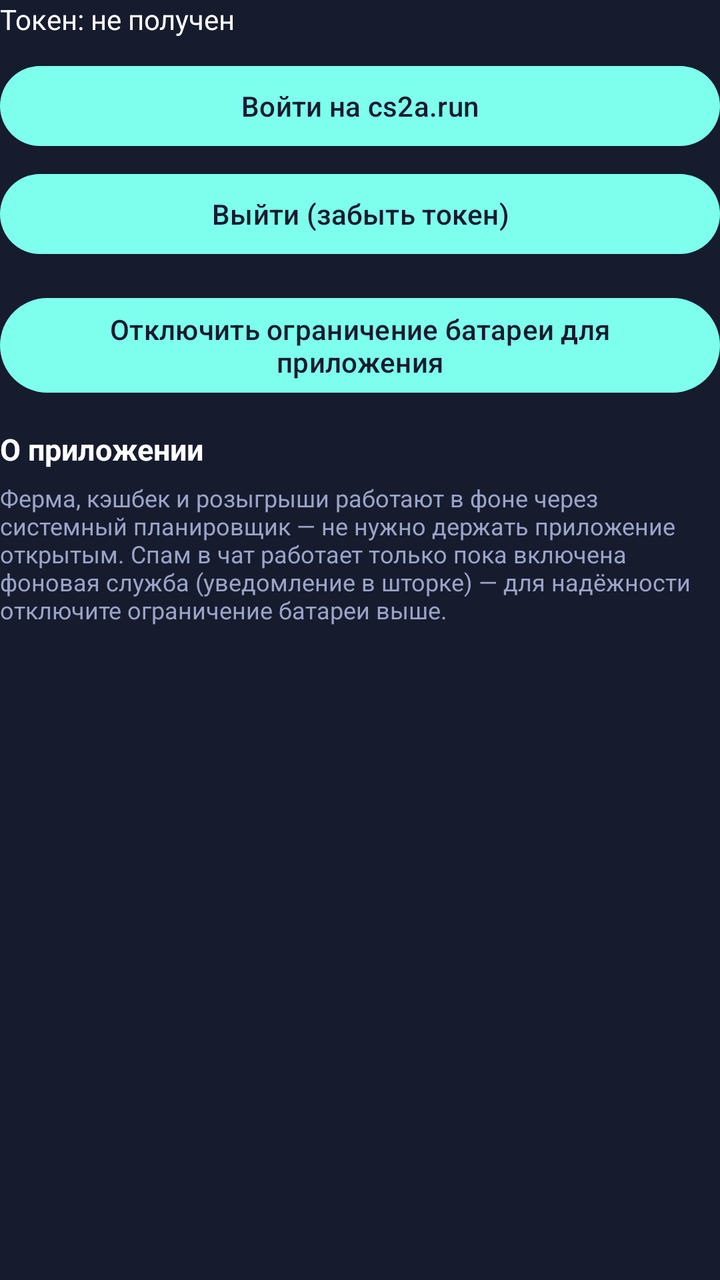
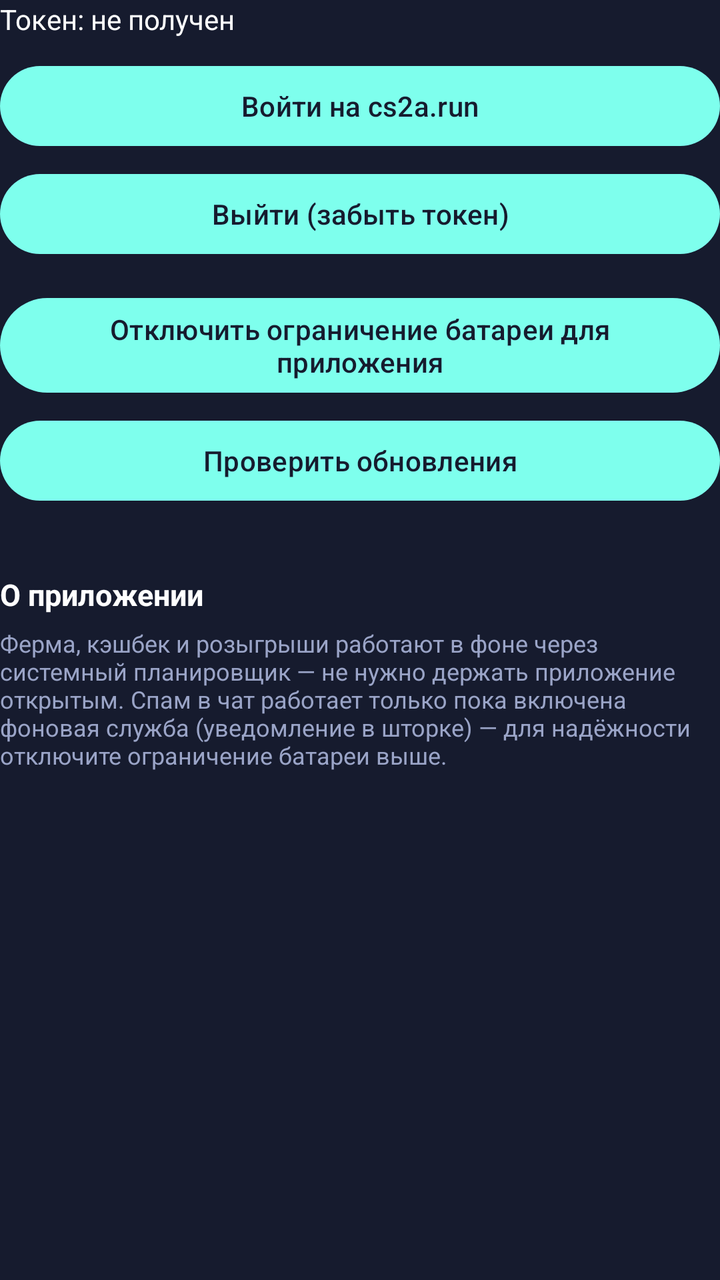

The first picture is an Android layout as it rendered before a commit; the second is the same layout after the commit. The layout source and the unified diff follow.
<!-- AndroidManifest.xml: application theme Theme.Cs2a -->
<!-- res/layout/panel_status.xml -->
<?xml version="1.0" encoding="utf-8"?>
<LinearLayout xmlns:android="http://schemas.android.com/apk/res/android"
    android:layout_width="match_parent"
    android:layout_height="wrap_content"
    android:orientation="vertical">

    <TextView android:id="@+id/tokenStatus" android:layout_width="match_parent" android:layout_height="wrap_content" android:text="Токен: не получен" android:textColor="@color/text" />
    <Button android:id="@+id/loginBtn" android:layout_width="match_parent" android:layout_height="wrap_content" android:text="Войти на cs2a.run" android:layout_marginTop="10dp" />
    <Button android:id="@+id/logoutBtn" android:layout_width="match_parent" android:layout_height="wrap_content" android:text="Выйти (забыть токен)" android:layout_marginTop="6dp" />
    <Button android:id="@+id/batteryBtn" android:layout_width="match_parent" android:layout_height="wrap_content" android:text="Отключить ограничение батареи для приложения" android:layout_marginTop="14dp" />

    <TextView style="@style/CardLabel" android:text="О приложении" />
    <TextView android:layout_width="match_parent" android:layout_height="wrap_content" android:textColor="@color/textDim" android:textSize="12sp"
        android:text="Ферма, кэшбек и розыгрыши работают в фоне через системный планировщик — не нужно держать приложение открытым. Спам в чат работает только пока включена фоновая служба (уведомление в шторке) — для надёжности отключите ограничение батареи выше." />
</LinearLayout>
<!-- resources referenced by this layout -->
<resources>
  <color name="text">#ffffff</color>
  <color name="textDim">#9aa4c7</color>
  <style name="CardLabel">
          <item name="android:layout_width">wrap_content</item>
          <item name="android:layout_height">wrap_content</item>
          <item name="android:textColor">@color/text</item>
          <item name="android:textStyle">bold</item>
          <item name="android:textSize">15sp</item>
          <item name="android:layout_marginTop">14dp</item>
          <item name="android:layout_marginBottom">6dp</item>
      </style>
  <style name="Theme.Cs2a" parent="Theme.Material3.DayNight.NoActionBar">
          <item name="android:windowBackground">@color/bg</item>
          <item name="colorPrimary">@color/accent</item>
          <item name="colorOnPrimary">@color/bg</item>
          <item name="android:statusBarColor" tools:targetApi="21">@color/bg</item>
      </style>
  <color name="bg">#161b2e</color>
  <color name="accent">#7effed</color>
</resources>

<!-- the commit's change to res/layout/panel_status.xml (unified diff, before → after) -->
@@ -8,6 +8,8 @@
     <Button android:id="@+id/loginBtn" android:layout_width="match_parent" android:layout_height="wrap_content" android:text="Войти на cs2a.run" android:layout_marginTop="10dp" />
     <Button android:id="@+id/logoutBtn" android:layout_width="match_parent" android:layout_height="wrap_content" android:text="Выйти (забыть токен)" android:layout_marginTop="6dp" />
     <Button android:id="@+id/batteryBtn" android:layout_width="match_parent" android:layout_height="wrap_content" android:text="Отключить ограничение батареи для приложения" android:layout_marginTop="14dp" />
+    <Button android:id="@+id/updateBtn" android:layout_width="match_parent" android:layout_height="wrap_content" android:text="Проверить обновления" android:layout_marginTop="6dp" />
+    <TextView android:id="@+id/appVersion" android:layout_width="match_parent" android:layout_height="wrap_content" android:textColor="@color/textDim" android:textSize="11sp" android:layout_marginTop="4dp" />
 
     <TextView style="@style/CardLabel" android:text="О приложении" />
     <TextView android:layout_width="match_parent" android:layout_height="wrap_content" android:textColor="@color/textDim" android:textSize="12sp"
